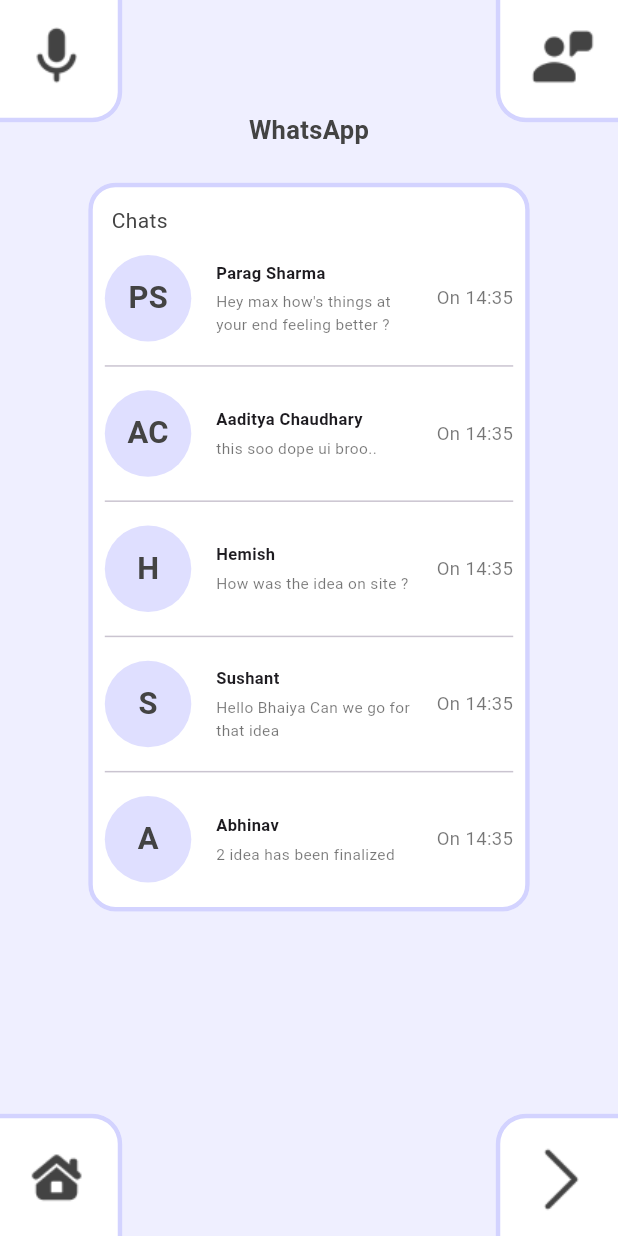
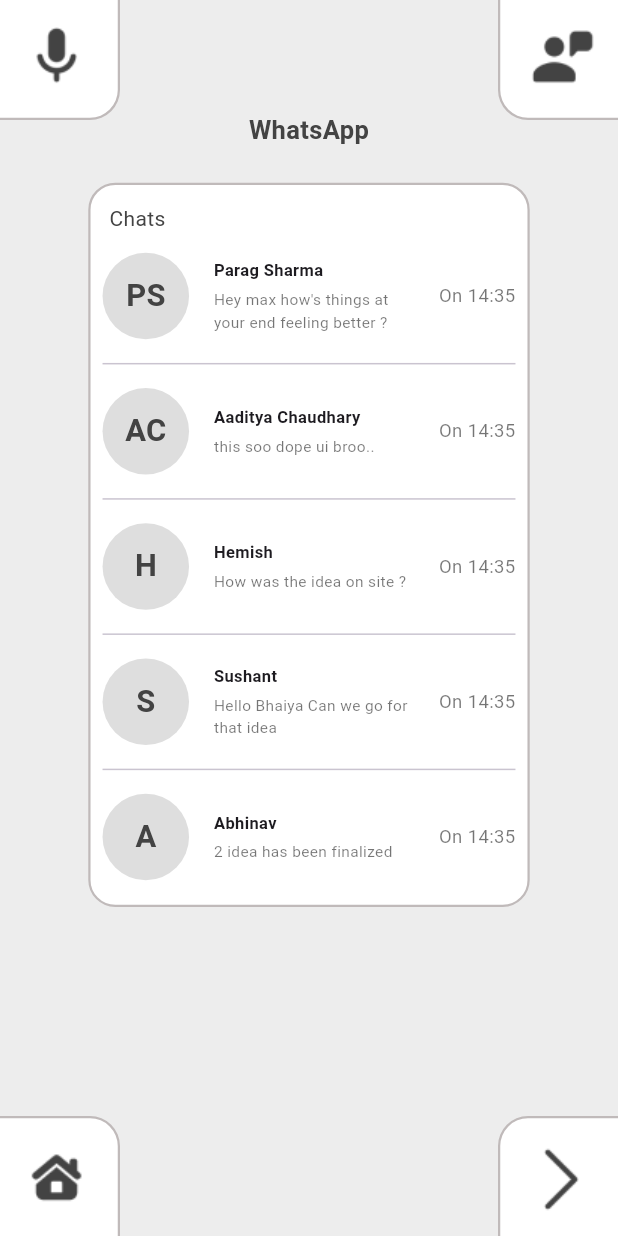
Before and after one commit to imhemish/Orbcura, a Flutter app: the ChatsScreen screen opened directly, on a phone screen of 412 x 824 dp. Run offline on Flutter 3.47's test engine with Material 3 defaults, Android fonts, the phone set to English and light mode, and no system bars; our stand-ins replace google_fonts, video_player.

Commit message:
updated basics

```diff
--- a/orbcura_app/lib/screens/chats.dart
+++ b/orbcura_app/lib/screens/chats.dart
@@ -5,38 +5,114 @@ import 'package:orbcura_app/widgets/four_corner_screen.dart';
 import 'package:orbcura_app/widgets/chat_item.dart';
 
 class ChatsScreen extends StatelessWidget {
-
   @override
   Widget build(BuildContext context) {
     var h = MediaQuery.sizeOf(context).height;
     var w = MediaQuery.sizeOf(context).height;
+
+    final TextStyle chatIteminitalsStyle = GoogleFonts.leagueSpartan(
+      fontSize: 16,
+      fontWeight: FontWeight.bold,
+      color: AppColors.fontColour,
+    );
+
+    final TextStyle chatItemNameStyle = GoogleFonts.leagueSpartan(
+      fontSize: 16,
+      fontWeight: FontWeight.bold,
+      color: AppColors.fontColour,
+    );
+
+    final TextStyle chatItemMessageStyle = GoogleFonts.leagueSpartan(
+      fontSize: 14,
+      color: AppColors.fontColour,
+    );
+
+    final TextStyle chatItemTimeStyle = GoogleFonts.leagueSpartan(
+      fontSize: 12,
+      color: AppColors.fontColour,
+    );
+
     return FourCornerScreen(
-      CornerChild(Image.asset("assets/mic.png", height: h/16,), () {}),
-      CornerChild(Image.asset("assets/communicate.png", height: h/16,), () {},),
-      CornerChild(Image.asset("assets/home.png", height: h/16,), () {},),
-      CornerChild(Image.asset("assets/next.png", height: h/16,), () {},),
-
-      Center(
-        child: Column(children: [
-          SizedBox(height: h/11,),
-          Text("WhatsApp", style: GoogleFonts.leagueSpartan(fontSize: 17, fontWeight: FontWeight.w600, color: AppColors.fontColour), textAlign: TextAlign.center,),
-          SizedBox(height: h/36,),
-
+        CornerChild(
+            Image.asset(
+              "assets/mic.png",
+              height: h / 16,
+            ),
+            () {}),
+        CornerChild(
+          Image.asset(
+            "assets/communicate.png",
+            height: h / 16,
+          ),
+          () {},
+        ),
+        CornerChild(
+          Image.asset(
+            "assets/home.png",
+            height: h / 16,
+          ),
+          () {},
+        ),
+        CornerChild(
+          Image.asset(
+            "assets/next.png",
+            height: h / 16,
+          ),
+          () {},
+        ),
+        Scaffold(
+          body: Container(
+            color: AppColors.white2,
+            child: Center(
+              child: Column(
+                children: [
+                  SizedBox(
+                    height: h / 11,
+                  ),
+                  Text(
+                    "WhatsApp",
+                    style: GoogleFonts.leagueSpartan(
+                        fontSize: 17,
+                        fontWeight: FontWeight.w600,
+                        color: AppColors.fontColour),
+                    textAlign: TextAlign.center,
+                  ),
+                  SizedBox(
+                    height: h / 36,
+                  ),
                   Container(
-              decoration: BoxDecoration(borderRadius: BorderRadius.all(Radius.circular(18)), border: Border.all(color: AppColors.border, width: 3), color: Colors.white),
+                      decoration: BoxDecoration(
+                          borderRadius: BorderRadius.all(Radius.circular(18)),
+                          border:
+                              Border.all(color: AppColors.border, width: 1.5),
+                          color: Colors.white),
                       //height: h/3.8,
-              width: w/2.8,
+                      width: w / 2.8,
                       child: Padding(
                         padding: EdgeInsets.all(8),
                         child: Column(
-
                           children: [
-                            Align(alignment: Alignment.centerLeft, child: Padding(padding: EdgeInsets.all(4.5), child: Text("Chats", style: GoogleFonts.leagueSpartan(color: AppColors.fontColour, fontSize: 14), textAlign: TextAlign.left,))),
+                            Align(
+                                alignment: Alignment.centerLeft,
+                                child: Padding(
+                                    padding: EdgeInsets.all(4.5),
+                                    child: Text(
+                                      "Chats",
+                                      style: GoogleFonts.leagueSpartan(
+                                          color: AppColors.fontColour,
+                                          fontSize: 14),
+                                      textAlign: TextAlign.left,
+                                    ))),
                             ChatItem(
                               initials: 'PS',
                               name: 'Parag Sharma',
-                message: "Hey max how's things at your end feeling better ?",
+                              message:
+                                  "Hey max how's things at your end feeling better ?",
                               time: '14:35',
+                              nameStyle: chatItemNameStyle,
+                              messageStyle: chatItemMessageStyle,
+                              timeStyle: chatItemTimeStyle,
+                              initialsStyle: chatIteminitalsStyle,
                             ),
                             Divider(),
                             ChatItem(
@@ -44,6 +120,10 @@ class ChatsScreen extends StatelessWidget {
                               name: 'Aaditya Chaudhary',
                               message: "this soo dope ui broo..",
                               time: '14:35',
+                              nameStyle: chatItemNameStyle,
+                              messageStyle: chatItemMessageStyle,
+                              timeStyle: chatItemTimeStyle,
+                              initialsStyle: chatIteminitalsStyle,
                             ),
                             Divider(),
                             ChatItem(
@@ -51,6 +131,10 @@ class ChatsScreen extends StatelessWidget {
                               name: 'Hemish',
                               message: "How was the idea on site ?",
                               time: '14:35',
+                              nameStyle: chatItemNameStyle,
+                              messageStyle: chatItemMessageStyle,
+                              timeStyle: chatItemTimeStyle,
+                              initialsStyle: chatIteminitalsStyle,
                             ),
                             Divider(),
                             ChatItem(
@@ -58,6 +142,10 @@ class ChatsScreen extends StatelessWidget {
                               name: 'Sushant',
                               message: "Hello Bhaiya Can we go for that idea",
                               time: '14:35',
+                              nameStyle: chatItemNameStyle,
+                              messageStyle: chatItemMessageStyle,
+                              timeStyle: chatItemTimeStyle,
+                              initialsStyle: chatIteminitalsStyle,
                             ),
                             Divider(),
                             ChatItem(
@@ -65,17 +153,17 @@ class ChatsScreen extends StatelessWidget {
                               name: 'Abhinav',
                               message: "2 idea has been finalized",
                               time: '14:35',
+                              nameStyle: chatItemNameStyle,
+                              messageStyle: chatItemMessageStyle,
+                              timeStyle: chatItemTimeStyle,
                             ),
                           ],
-
-
                         ),
-              )
-            )
-
-        ],),
-      )
-
-    );
+                      ))
+                ],
+              ),
+            ),
+          ),
+        ));
   }
 }
--- a/orbcura_app/lib/utils/colors.dart
+++ b/orbcura_app/lib/utils/colors.dart
@@ -6,6 +6,6 @@ class AppColors {
   static const Color white2 =
       Color.fromARGB(255, 237, 237, 237); // Change to your secondary color
   static Color grey = Colors.grey.shade600;
-  static Color border = Color(0xC6C6C6FF);
+  static Color border = Color.fromARGB(255, 192, 186, 186);
   static Color fontColour = Color(0xff434343);
 }
--- a/orbcura_app/lib/widgets/chat_item.dart
+++ b/orbcura_app/lib/widgets/chat_item.dart
@@ -7,12 +7,21 @@ class ChatItem extends StatelessWidget {
   final String name;
   final String message;
   final String time;
+  final TextStyle? nameStyle;
+  final TextStyle? messageStyle;
+  final TextStyle? timeStyle;
+  final TextStyle? initialsStyle;
+
 
   const ChatItem({
     required this.initials,
     required this.name,
     required this.message,
     required this.time,
+    this.initialsStyle,
+    this.nameStyle,
+    this.messageStyle,
+    this.timeStyle,
   });
 
   @override
@@ -26,7 +35,7 @@ class ChatItem extends StatelessWidget {
         children: [
           CircleAvatar(
             radius: width * 0.07,
-            backgroundColor: Color(0xd9d9d9ff),
+            backgroundColor: Color.fromARGB(217, 216, 216, 216),
             child: Text(
               initials,
               style: TextStyle(
--- a/orbcura_app/lib/widgets/four_corner_screen.dart
+++ b/orbcura_app/lib/widgets/four_corner_screen.dart
@@ -4,7 +4,7 @@ import 'package:orbcura_app/utils/colors.dart';
 const borderRadius = Radius.circular(20);
 const double primaryPadding = 15;
 const double secondaryPadding = 12;
-const double borderWidth = 3;
+const double borderWidth = 1.5;
 
 class CornerChild {
   final Widget enclosedWidget;
@@ -13,49 +13,112 @@ class CornerChild {
 }
 
 class CornerSquare extends StatelessWidget {
-
   final BorderRadiusGeometry borderRadiusGeometry;
   final EdgeInsets padding;
   final Border border;
   final CornerChild child;
 
-  const CornerSquare(this.borderRadiusGeometry, this.padding, this.border, this.child);
+  const CornerSquare(
+      this.borderRadiusGeometry, this.padding, this.border, this.child);
 
   @override
   Widget build(BuildContext context) {
-      return Container(decoration: BoxDecoration(
+    return Container(
+      decoration: BoxDecoration(
           borderRadius: borderRadiusGeometry,
           color: const Color(0xffffffff),
-        border: border
-      ),
-      child: InkWell(onTap: child.onPressed, child: Padding(padding: padding, child: child.enclosedWidget,)),
+          border: border),
+      child: InkWell(
+          onTap: child.onPressed,
+          child: Padding(
+            padding: padding,
+            child: child.enclosedWidget,
+          )),
     );
   }
 }
 
 class FourCornerScreen extends StatelessWidget {
-
   final CornerChild topLeft;
   final CornerChild topRight;
   final CornerChild bottomLeft;
   final CornerChild bottomRight;
   final Widget content;
 
-  const FourCornerScreen(this.topLeft, this.topRight, this.bottomLeft, this.bottomRight, this.content);
+  const FourCornerScreen(this.topLeft, this.topRight, this.bottomLeft,
+      this.bottomRight, this.content);
 
   @override
   Widget build(BuildContext context) {
     return Scaffold(
       backgroundColor: const Color(0xeeeeeeff),
-      body:
-        Stack(
+      body: Stack(
         children: [
           content,
-            Positioned(left: 0, top:0, child: CornerSquare(
-              BorderRadius.only(bottomRight: borderRadius), EdgeInsets.only(bottom: primaryPadding, right: primaryPadding, top: secondaryPadding, left: secondaryPadding), Border(bottom: BorderSide(color: AppColors.border, width: borderWidth), right: BorderSide(color: AppColors.border, width: borderWidth)), topLeft)),
-            Positioned(top: 0, right: 0, child: CornerSquare(BorderRadius.only(bottomLeft: borderRadius), EdgeInsets.only(bottom: primaryPadding, left: primaryPadding, top: secondaryPadding, right: secondaryPadding),Border(bottom: BorderSide(color: AppColors.border, width: borderWidth), left: BorderSide(color: AppColors.border, width: borderWidth)), topRight)),
-            Positioned(bottom:0, left:0, child: CornerSquare(BorderRadius.only(topRight: borderRadius), EdgeInsets.only(top: primaryPadding, right: primaryPadding, bottom: secondaryPadding, left: secondaryPadding),Border(top: BorderSide(color: AppColors.border, width: borderWidth), right: BorderSide(color: AppColors.border, width: borderWidth)), bottomLeft)),
-            Positioned(bottom: 0, right: 0,child: CornerSquare(BorderRadius.only(topLeft: borderRadius), EdgeInsets.only(top: primaryPadding, left: primaryPadding, bottom: secondaryPadding, right: secondaryPadding), Border(top: BorderSide(color: AppColors.border, width: borderWidth), left: BorderSide(color: AppColors.border, width: borderWidth)),bottomRight)),
+          Positioned(
+              left: 0,
+              top: 0,
+              child: CornerSquare(
+                  BorderRadius.only(bottomRight: borderRadius),
+                  EdgeInsets.only(
+                      bottom: primaryPadding,
+                      right: primaryPadding,
+                      top: secondaryPadding,
+                      left: secondaryPadding),
+                  Border(
+                      bottom: BorderSide(
+                          color: AppColors.border, width: borderWidth),
+                      right: BorderSide(
+                          color: AppColors.border, width: borderWidth)),
+                  topLeft)),
+          Positioned(
+              top: 0,
+              right: 0,
+              child: CornerSquare(
+                  BorderRadius.only(bottomLeft: borderRadius),
+                  EdgeInsets.only(
+                      bottom: primaryPadding,
+                      left: primaryPadding,
+                      top: secondaryPadding,
+                      right: secondaryPadding),
+                  Border(
+                      bottom: BorderSide(
+                          color: AppColors.border, width: borderWidth),
+                      left: BorderSide(
+                          color: AppColors.border, width: borderWidth)),
+                  topRight)),
+          Positioned(
+              bottom: 0,
+              left: 0,
+              child: CornerSquare(
+                  BorderRadius.only(topRight: borderRadius),
+                  EdgeInsets.only(
+                      top: primaryPadding,
+                      right: primaryPadding,
+                      bottom: secondaryPadding,
+                      left: secondaryPadding),
+                  Border(
+                      top: BorderSide(
+                          color: AppColors.border, width: borderWidth),
+                      right: BorderSide(
+                          color: AppColors.border, width: borderWidth)),
+                  bottomLeft)),
+          Positioned(
+              bottom: 0,
+              right: 0,
+              child: CornerSquare(
+                  BorderRadius.only(topLeft: borderRadius),
+                  EdgeInsets.only(
+                      top: primaryPadding,
+                      left: primaryPadding,
+                      bottom: secondaryPadding,
+                      right: secondaryPadding),
+                  Border(
+                      top: BorderSide(
+                          color: AppColors.border, width: borderWidth),
+                      left: BorderSide(
+                          color: AppColors.border, width: borderWidth)),
+                  bottomRight)),
         ],
       ),
     );
```
Also changed, not shown: orbcura_app/lib/screens/qr_scan.dart (+71 -23 lines), orbcura_app/lib/views/main.dart (+11 -9 lines), orbcura_app/pubspec.lock, 1 other file. Lines whose indentation alone changed are shown as unchanged.
